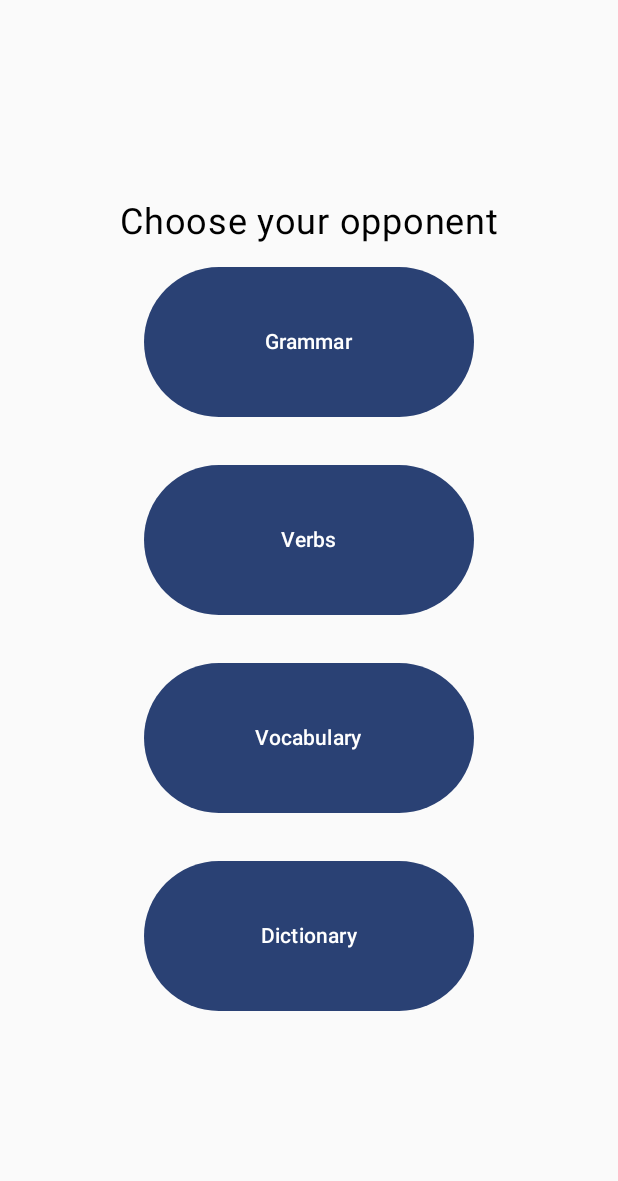
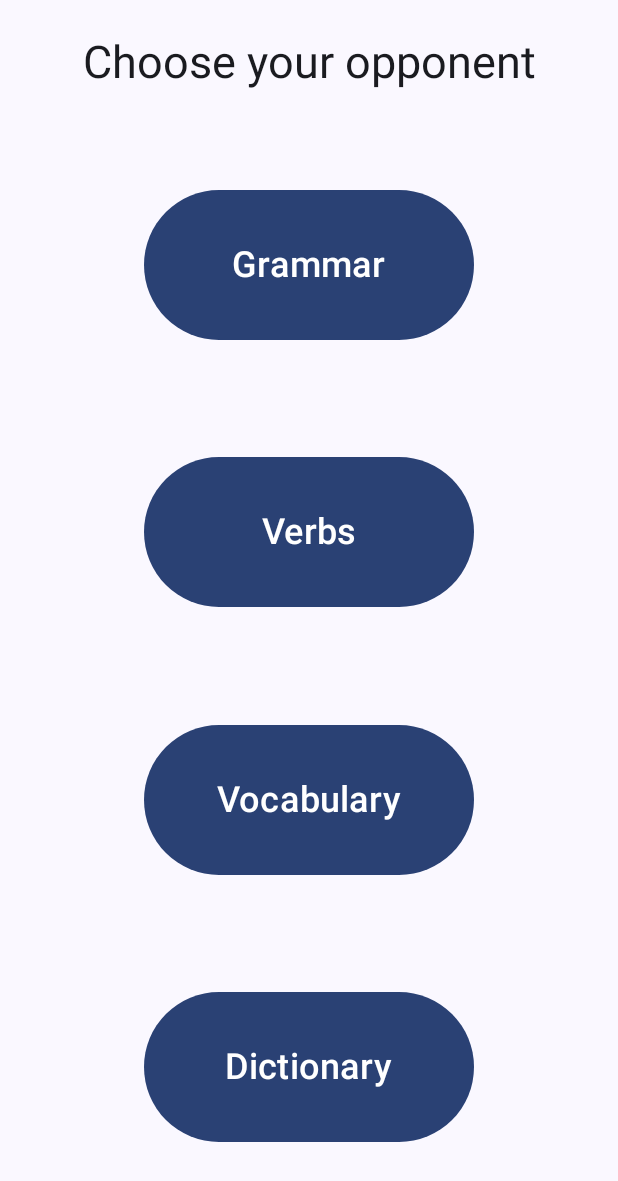
Before and after one commit to sieluka/English-Bee, an Android app built with Jetpack Compose: the screen it shows after launch (MainActivity), after a tap on an icon or button, on a phone screen of 412 x 824 dp. Shown: the top 1181 px of the screen. Run offline under Robolectric (Android 15) with nearby library versions, the phone set to English and light mode, and no system bars.

Commit message:
Little changes

```diff
--- a/app/src/main/java/com/example/englishbee/EnglishBee.kt
+++ b/app/src/main/java/com/example/englishbee/EnglishBee.kt
@@ -24,8 +24,8 @@ fun NavigationContent() {
             ScreenTwo(
                 onNavigateToGrammar = { navController.navigate("grammar") },
                 onNavigateToVerbs = { navController.navigate("verbs") },
-                onNavigateToScreen1 = { navController.navigate("screen1") },
-                onNavigateToScreen3 = { navController.navigate("screen3") },
+                //onNavigateToScreen1 = { navController.navigate("screen1") },
+                onNavigateToDictionary = { navController.navigate("screen3") },
                 onNavigateToVocabulary = { navController.navigate("vocabulary") }
 
             )
--- a/app/src/main/java/com/example/englishbee/screens/MenuPage.kt
+++ b/app/src/main/java/com/example/englishbee/screens/MenuPage.kt
@@ -7,7 +7,11 @@ import androidx.compose.foundation.layout.height
 import androidx.compose.foundation.layout.padding
 import androidx.compose.foundation.layout.width
 import androidx.compose.material3.Button
+import androidx.compose.material3.CenterAlignedTopAppBar
+import androidx.compose.material3.ExperimentalMaterial3Api
+import androidx.compose.material3.Scaffold
 import androidx.compose.material3.Text
+import androidx.compose.material3.TopAppBar
 import androidx.compose.runtime.Composable
 import androidx.compose.ui.Alignment
 import androidx.compose.ui.Modifier
@@ -17,34 +21,46 @@ import androidx.compose.ui.unit.sp
 import com.example.englishbee.R
 
 
+@OptIn(ExperimentalMaterial3Api::class)
 @Composable
 fun ScreenTwo(
-    onNavigateToScreen1: () -> Unit,
-    onNavigateToScreen3: () -> Unit,
+    onNavigateToDictionary: () -> Unit,
     onNavigateToGrammar: () -> Unit,
     onNavigateToVerbs: () -> Unit,
     onNavigateToVocabulary: () -> Unit
 ) {
+    Scaffold(
+        topBar = {
+            CenterAlignedTopAppBar(
+                title = {
+                    Text(
+                        stringResource(R.string.choose),
+                        fontSize = 30.sp,
+                        modifier = Modifier
+                            .padding(top = 20.dp)
+                    )
+                }
+            )
+        }
+    ) { innerPadding ->
         Column(
-        modifier = Modifier.fillMaxSize(),
-        verticalArrangement = Arrangement.Center,
+            modifier = Modifier
+                .fillMaxSize()
+                .padding(innerPadding),
+            verticalArrangement = Arrangement.SpaceEvenly,
             horizontalAlignment = Alignment.CenterHorizontally
         ) {
-        Text(
-            text = stringResource(R.string.choose),
-            fontSize = 24.sp
-        )
             Button(
-            onClick =  onNavigateToGrammar,
+                onClick = onNavigateToGrammar,
                 modifier = Modifier
                     .padding(16.dp)
                     .width(220.dp)
                     .height(100.dp)
             ) {
                 Text(
-                text = stringResource(R.string.grammar)
+                    text = stringResource(R.string.grammar),
+                    fontSize = 24.sp
                 )
-
             }
             Button(
                 onClick = onNavigateToVerbs,
@@ -55,6 +71,7 @@ fun ScreenTwo(
             ) {
                 Text(
                     text = stringResource(R.string.verbs),
+                    fontSize = 24.sp
                 )
             }
             Button(
@@ -66,10 +83,11 @@ fun ScreenTwo(
             ) {
                 Text(
                     text = stringResource(R.string.vocabulary),
+                    fontSize = 24.sp
                 )
             }
             Button(
-            onClick = onNavigateToScreen3,
+                onClick = onNavigateToDictionary,
                 modifier = Modifier
                     .padding(16.dp)
                     .width(220.dp)
@@ -77,8 +95,10 @@ fun ScreenTwo(
             ) {
                 Text(
                     text = stringResource(R.string.dictionary),
+                    fontSize = 24.sp
                 )
             }
         }
     }
+}
 // This file defines the second screen of the app, which contains a button to navigate back to ScreenOne.
--- a/app/src/main/java/com/example/englishbee/screens/WelcomePage.kt
+++ b/app/src/main/java/com/example/englishbee/screens/WelcomePage.kt
@@ -5,7 +5,9 @@ import androidx.compose.foundation.Image
 import androidx.compose.foundation.layout.Arrangement
 import androidx.compose.foundation.layout.Column
 import androidx.compose.foundation.layout.fillMaxSize
+import androidx.compose.foundation.layout.height
 import androidx.compose.foundation.layout.padding
+import androidx.compose.foundation.layout.width
 import androidx.compose.material3.Button
 import androidx.compose.material3.MaterialTheme
 import androidx.compose.material3.Text
@@ -16,9 +18,9 @@ import androidx.compose.ui.res.painterResource
 import androidx.compose.ui.res.stringResource
 import androidx.compose.ui.text.style.TextAlign
 import androidx.compose.ui.unit.dp
+import androidx.compose.ui.unit.sp
 import com.example.englishbee.R
 
-// ScreenOne.kt
 @Composable
 fun ScreenOne(
     onNavigateToScreen2: () -> Unit,
@@ -47,10 +49,15 @@ fun ScreenOne(
                 .padding(16.dp)
         )
         Button(
-            onClick = onNavigateToScreen2
+            onClick = onNavigateToScreen2,
+            modifier = Modifier
+                .padding(top=35.dp)
+                .width(220.dp)
+                .height(80.dp)
         ) {
             Text(
-                text = stringResource(R.string.start)
+                text = stringResource(R.string.start),
+                fontSize = 20.sp
             )
         }
     }
```
Also changed, not shown: app/src/main/java/com/example/englishbee/screens/DictionaryPage.kt (+27 -11 lines). Lines whose indentation alone changed are shown as unchanged.
